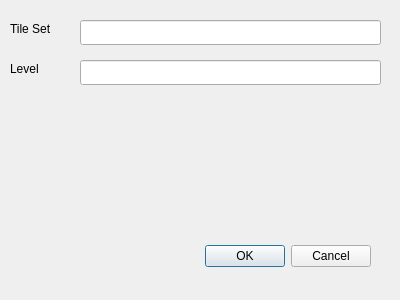
Qt form finalAptProject/settingswindow.ui (jorge-pais/advancedProgrammingTechniques) before a commit.
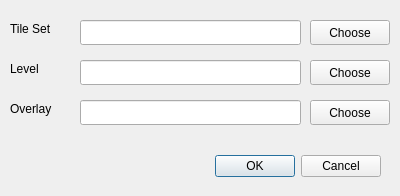
The same form after that commit.

Patch:
```diff
--- a/finalAptProject/settingswindow.ui
+++ b/finalAptProject/settingswindow.ui
@@ -7,7 +7,7 @@
     <x>0</x>
     <y>0</y>
     <width>400</width>
-    <height>300</height>
+    <height>196</height>
    </rect>
   </property>
   <property name="windowTitle">
@@ -16,9 +16,9 @@
   <widget class="QDialogButtonBox" name="buttonBox">
    <property name="geometry">
     <rect>
-     <x>30</x>
-     <y>240</y>
-     <width>341</width>
+     <x>10</x>
+     <y>150</y>
+     <width>371</width>
      <height>32</height>
     </rect>
    </property>
@@ -60,7 +60,7 @@
     <rect>
      <x>80</x>
      <y>20</y>
-     <width>301</width>
+     <width>221</width>
      <height>25</height>
     </rect>
    </property>
@@ -70,11 +70,73 @@
     <rect>
      <x>80</x>
      <y>60</y>
-     <width>301</width>
+     <width>221</width>
      <height>25</height>
     </rect>
    </property>
   </widget>
+  <widget class="QLineEdit" name="lineEdit_3">
+   <property name="geometry">
+    <rect>
+     <x>80</x>
+     <y>100</y>
+     <width>221</width>
+     <height>25</height>
+    </rect>
+   </property>
+  </widget>
+  <widget class="QLabel" name="label_3">
+   <property name="geometry">
+    <rect>
+     <x>10</x>
+     <y>100</y>
+     <width>54</width>
+     <height>17</height>
+    </rect>
+   </property>
+   <property name="text">
+    <string>Overlay</string>
+   </property>
+  </widget>
+  <widget class="QPushButton" name="pushButton">
+   <property name="geometry">
+    <rect>
+     <x>310</x>
+     <y>20</y>
+     <width>80</width>
+     <height>25</height>
+    </rect>
+   </property>
+   <property name="text">
+    <string>Choose</string>
+   </property>
+  </widget>
+  <widget class="QPushButton" name="pushButton_2">
+   <property name="geometry">
+    <rect>
+     <x>310</x>
+     <y>60</y>
+     <width>80</width>
+     <height>25</height>
+    </rect>
+   </property>
+   <property name="text">
+    <string>Choose</string>
+   </property>
+  </widget>
+  <widget class="QPushButton" name="pushButton_3">
+   <property name="geometry">
+    <rect>
+     <x>310</x>
+     <y>100</y>
+     <width>80</width>
+     <height>25</height>
+    </rect>
+   </property>
+   <property name="text">
+    <string>Choose</string>
+   </property>
+  </widget>
  </widget>
  <resources/>
  <connections>
```
Left out of the diff: 2 changed lines with no effect on the pictures.
